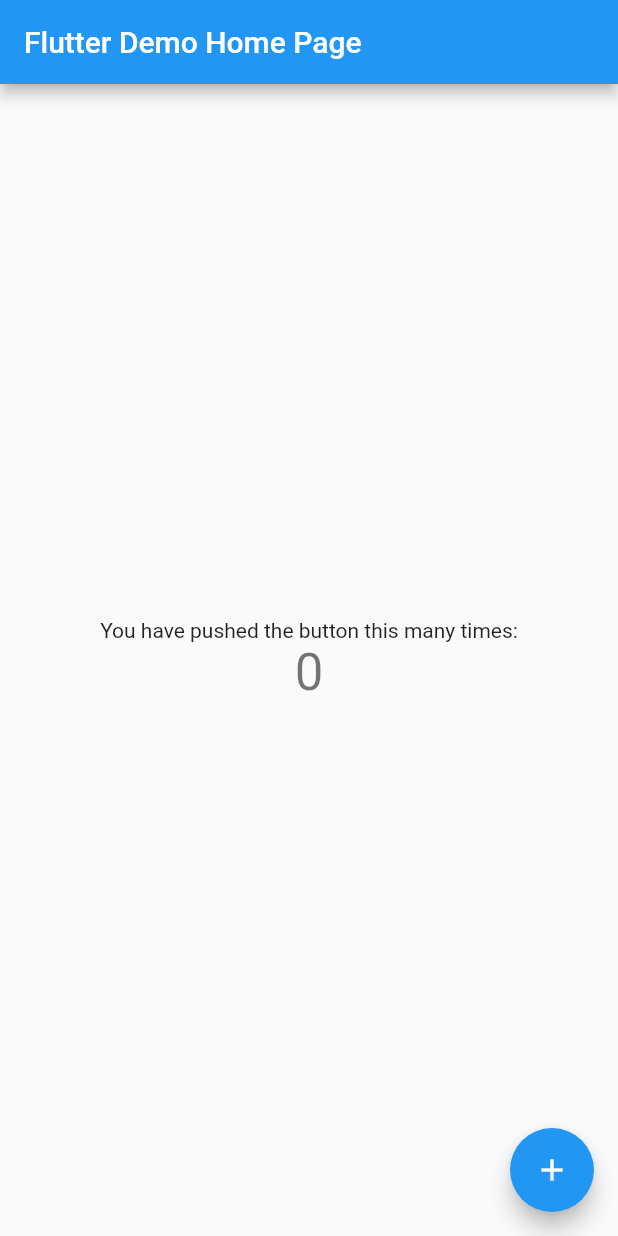
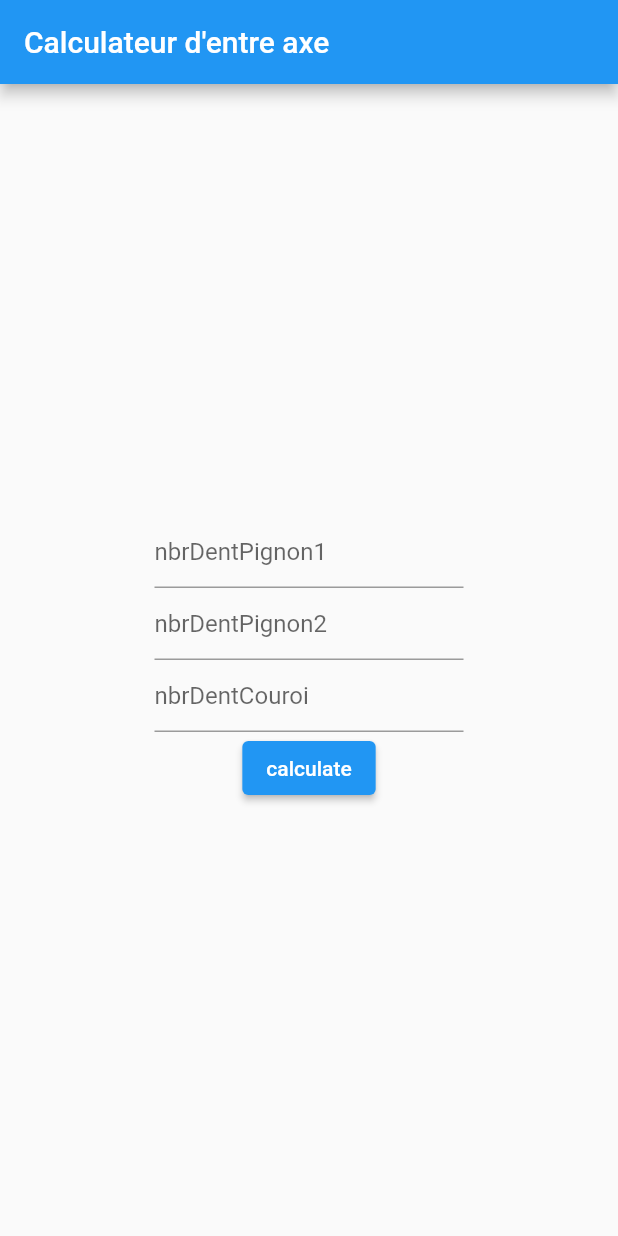
Before and after one commit to Team5553-RoboLyon/entre_axe, a Flutter app: the screen it shows after launch, on a phone screen of 412 x 824 dp. Run offline on Flutter 3.47's test engine with Material 2 defaults, Android fonts, the phone set to English and light mode, and no system bars.

Commit message:
premiere version du formulaire.

```diff
--- /dev/null
+++ b/lib/front/Home.dart
@@ -0,0 +1,64 @@
+import 'package:flutter/material.dart';
+
+class Home extends StatelessWidget {
+  @override
+  var nbrDentPignon1 = "0";
+  var nbrDentPignon2 = "0";
+  var nbrDentCouroi = "0";
+  final _formKey = GlobalKey<FormState>();
+
+  Widget build(BuildContext context) {
+    var width = MediaQuery.of(context).size.width;
+    return Scaffold(
+      appBar: AppBar(
+        title: Text("Calculateur d'entre axe"),
+      ),
+      body: Center(
+        child: Padding(
+          padding: EdgeInsets.symmetric(
+              horizontal: MediaQuery.of(context).size.width / 4),
+          child: Column(
+            mainAxisAlignment: MainAxisAlignment.center,
+            crossAxisAlignment: CrossAxisAlignment.center,
+            mainAxisSize: MainAxisSize.min,
+            children: [
+              Form(
+                  key: _formKey,
+                  child: Column(
+                    children: [
+                      TextFormField(
+                        decoration: InputDecoration(hintText: "nbrDentPignon1"),
+                        onSaved: (value) {
+                          nbrDentPignon1 = value;
+                        },
+                      ),
+                      TextFormField(
+                        decoration: InputDecoration(hintText: "nbrDentPignon2"),
+                        onSaved: (value) {
+                          nbrDentPignon2 = value;
+                        },
+                      ),
+                      TextFormField(
+                        decoration: InputDecoration(hintText: "nbrDentCouroi"),
+                        onSaved: (value) {
+                          nbrDentCouroi = value;
+                        },
+                      ),
+                      ElevatedButton(
+                        onPressed: () {
+                          _formKey.currentState.save();
+                          print("nbrDentPignon1 : " + nbrDentPignon1);
+                          print("nbrDentPignon2 : " + nbrDentPignon2);
+                          print("nbrDentCouroi : " + nbrDentCouroi);
+                        },
+                        child: Text("calculate"),
+                      )
+                    ],
+                  ))
+            ],
+          ),
+        ),
+      ),
+    );
+  }
+}
--- a/lib/main.dart
+++ b/lib/main.dart
@@ -1,113 +1,15 @@
 import 'package:flutter/material.dart';
 
-void main() {
-  runApp(MyApp());
-}
+import 'front/Home.dart';
+
+void main() => runApp(MyApp());
 
 class MyApp extends StatelessWidget {
-  // This widget is the root of your application.
   @override
   Widget build(BuildContext context) {
     return MaterialApp(
-      title: 'Flutter Demo',
-      theme: ThemeData(
-        // This is the theme of your application.
-        //
-        // Try running your application with "flutter run". You'll see the
-        // application has a blue toolbar. Then, without quitting the app, try
-        // changing the primarySwatch below to Colors.green and then invoke
-        // "hot reload" (press "r" in the console where you ran "flutter run",
-        // or simply save your changes to "hot reload" in a Flutter IDE).
-        // Notice that the counter didn't reset back to zero; the application
-        // is not restarted.
-        primarySwatch: Colors.blue,
-      ),
-      home: MyHomePage(title: 'Flutter Demo Home Page'),
+      debugShowCheckedModeBanner: false,
+      home: Home(),
     );
   }
 }
-
-class MyHomePage extends StatefulWidget {
-  MyHomePage({Key key, this.title}) : super(key: key);
-
-  // This widget is the home page of your application. It is stateful, meaning
-  // that it has a State object (defined below) that contains fields that affect
-  // how it looks.
-
-  // This class is the configuration for the state. It holds the values (in this
-  // case the title) provided by the parent (in this case the App widget) and
-  // used by the build method of the State. Fields in a Widget subclass are
-  // always marked "final".
-
-  final String title;
-
-  @override
-  _MyHomePageState createState() => _MyHomePageState();
-}
-
-class _MyHomePageState extends State<MyHomePage> {
-  int _counter = 0;
-
-  void _incrementCounter() {
-    setState(() {
-      // This call to setState tells the Flutter framework that something has
-      // changed in this State, which causes it to rerun the build method below
-      // so that the display can reflect the updated values. If we changed
-      // _counter without calling setState(), then the build method would not be
-      // called again, and so nothing would appear to happen.
-      _counter++;
-    });
-  }
-
-  @override
-  Widget build(BuildContext context) {
-    // This method is rerun every time setState is called, for instance as done
-    // by the _incrementCounter method above.
-    //
-    // The Flutter framework has been optimized to make rerunning build methods
-    // fast, so that you can just rebuild anything that needs updating rather
-    // than having to individually change instances of widgets.
-    return Scaffold(
-      appBar: AppBar(
-        // Here we take the value from the MyHomePage object that was created by
-        // the App.build method, and use it to set our appbar title.
-        title: Text(widget.title),
-      ),
-      body: Center(
-        // Center is a layout widget. It takes a single child and positions it
-        // in the middle of the parent.
-        child: Column(
-          // Column is also a layout widget. It takes a list of children and
-          // arranges them vertically. By default, it sizes itself to fit its
-          // children horizontally, and tries to be as tall as its parent.
-          //
-          // Invoke "debug painting" (press "p" in the console, choose the
-          // "Toggle Debug Paint" action from the Flutter Inspector in Android
-          // Studio, or the "Toggle Debug Paint" command in Visual Studio Code)
-          // to see the wireframe for each widget.
-          //
-          // Column has various properties to control how it sizes itself and
-          // how it positions its children. Here we use mainAxisAlignment to
-          // center the children vertically; the main axis here is the vertical
-          // axis because Columns are vertical (the cross axis would be
-          // horizontal).
-          mainAxisAlignment: MainAxisAlignment.center,
-          children: <Widget>[
-            Text(
-              'You have pushed the button this many times:',
-            ),
-            Text(
-              '$_counter',
-              style: Theme.of(context).textTheme.headline4,
-            ),
-          ],
-        ),
-      ),
-      floatingActionButton: FloatingActionButton(
-        onPressed: _incrementCounter,
-        tooltip: 'Increment',
-        child: Icon(Icons.add),
-      ), // This trailing comma makes auto-formatting nicer for build methods.
-    );
-  }
-}
```
